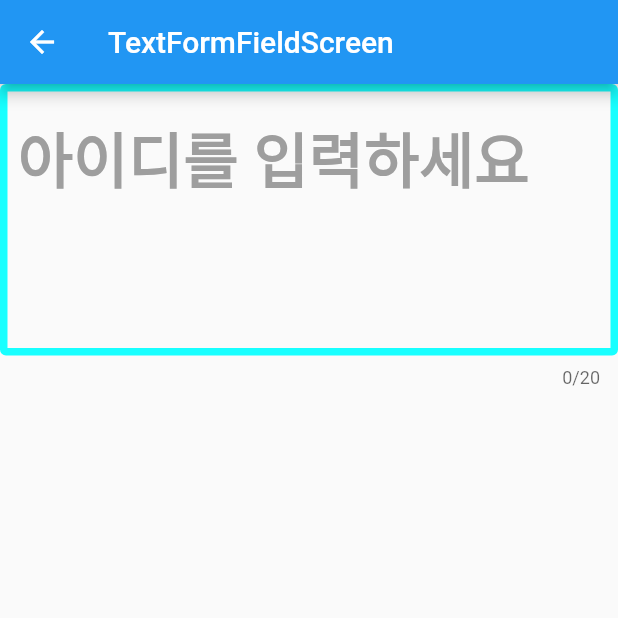
After one commit to jinhan38/flutter_lecture_first, a Flutter app: the TextFormFieldScreen screen opened directly, on a phone screen of 412 x 824 dp, the top half of it. The commit adds this screen. Run offline on Flutter 3.47's test engine with Material 2 defaults, Android fonts, the phone set to English and light mode, and no system bars; missing offline and left inert: dart:ffi.

Commit message:
null, setState 설명

```diff
--- /dev/null
+++ b/lib/ch1/null_safety.dart
@@ -0,0 +1,28 @@
+class NullSafety {
+  NullSafety() {
+    print('age : $age, name : $name');
+    print('age2 : $age2, name2 : $name2');
+  }
+
+  /// Null : 아무 것도 없음을 의미
+  /// 값 자체가 존재하지 않거나 할당하지 않은 상태
+  /// NullSafety : Null 오류로부터 방지해주는 안전장치
+  /// Null이라는 값을 잘 못 사용하면 오류가 발생
+  /// Null pointer exception
+
+  /// Nullable 타입은 null을 허용할 수 있음
+  /// Non-nullable 타입은 null을 허용할 수 없음
+  ///
+  /// Nullable : 타입 뒤에 ?가 있는 것
+  /// Non-nullable : 타입 뒤에 ?가 없는 것
+  ///
+  /// ?가 있으면 null 입력할 수 있고,
+  /// 없으면 null을 입력할 수 없다.
+  int age = 33;
+  String name = "김진한";
+
+  /// 초기화를 안한 상태(=을 사용해서 데이터 입력 안함)
+  /// 초기화 안했으면 값은 null
+  int? age2;
+  String? name2 = "이순신";
+}
--- /dev/null
+++ b/lib/ch4/text_form_field_screen.dart
@@ -0,0 +1,104 @@
+import 'package:flutter/material.dart';
+
+class TextFormFieldScreen extends StatefulWidget {
+  const TextFormFieldScreen({super.key});
+
+  @override
+  State<TextFormFieldScreen> createState() => _TextFormFieldScreenState();
+}
+
+class _TextFormFieldScreenState extends State<TextFormFieldScreen> {
+  String textValue = "";
+
+  @override
+  Widget build(BuildContext context) {
+    return Scaffold(
+      appBar: AppBar(
+        title: Text('TextFormFieldScreen'),
+      ),
+      body: Column(
+        children: [
+          formWidget(),
+          Text(textValue),
+        ],
+      ),
+    );
+  }
+
+  Widget formWidget() {
+    return TextFormField(
+      /// 글자가 바뀔 때 마다 진입
+      onChanged: (value) {
+        /// onChanged 함수는 글자가 변경될 때 마다 호출
+        /// 글자가 변경될 때 마다 setState 호출
+        /// -> 화면을 갱신한다
+        textValue = value;
+        // setState(() {});
+      },
+
+      style: TextStyle(
+        fontSize: 40,
+        fontWeight: FontWeight.bold,
+      ),
+
+      cursorColor: Colors.red,
+
+      cursorWidth: 8,
+
+      cursorRadius: Radius.circular(4),
+
+      /// 화면에 보여지는 line의 개수
+      maxLines: 3,
+
+      maxLength: 20,
+
+      decoration: InputDecoration(
+        hintText: "아이디를 입력하세요",
+        hintStyle: TextStyle(
+          fontSize: 40,
+          color: Colors.grey,
+        ),
+        enabled: true,
+
+        /// TextFormField enable 상태고,
+        /// 커서가 없을 때
+        enabledBorder: customBorder(5, Colors.cyanAccent),
+
+        /// focus가 잡혔을 때, 커서 깜빡일 때
+        focusedBorder: customBorder(3, Colors.green),
+
+        /// error 상태이면서, foucs 없는 경우
+        errorBorder: customBorder(2, Colors.red),
+
+        /// error 상태이고, focus 있을 때
+        focusedErrorBorder: customBorder(5, Colors.red),
+
+        /// 사용자가 입력한
+        /// 글자에 따라서 errorText 값을 변경
+        errorText: checkErrorText(),
+      ),
+    );
+  }
+
+  InputBorder customBorder(double width, Color color) {
+    return OutlineInputBorder(
+      borderSide: BorderSide(
+        width: width,
+        color: color,
+      ),
+    );
+  }
+
+  String? checkErrorText() {
+    /// isEmpty == ""
+    if (textValue.isEmpty) {
+      return null;
+    }
+
+    if (textValue.length < 6) {
+      return "6글자 이상 입력해주세요.";
+    }
+
+    return null;
+  }
+}
--- a/lib/home_screen.dart
+++ b/lib/home_screen.dart
@@ -7,6 +7,7 @@ import 'package:flutter_lecture_first/ch4/button_screen.dart';
 
 import 'ch3/column_screen.dart';
 import 'ch3/row_screen.dart';
+import 'ch4/text_form_field_screen.dart';
 
 class HomeScreen extends StatefulWidget {
   const HomeScreen({super.key});
@@ -22,7 +23,8 @@ class _HomeScreenState extends State<HomeScreen> {
       appBar: AppBar(
         title: const Text("홈"),
       ),
-      body: Column(
+      body: SingleChildScrollView(
+        child: Column(
           children: [
             button(page: ContainerScreen(), name: "container"),
             button(page: ColumnScreen(), name: "column"),
@@ -31,7 +33,9 @@ class _HomeScreenState extends State<HomeScreen> {
             button(page: TextScreen(), name: "text"),
             button(page: ImageScreen(), name: "image"),
             button(page: ButtonScreen(), name: "button"),
+            button(page: TextFormFieldScreen(), name: "textFormField"),
           ],
+        ),
       ),
     );
   }
```
Also changed, not shown: 3 other files. Lines whose indentation alone changed are shown as unchanged.
